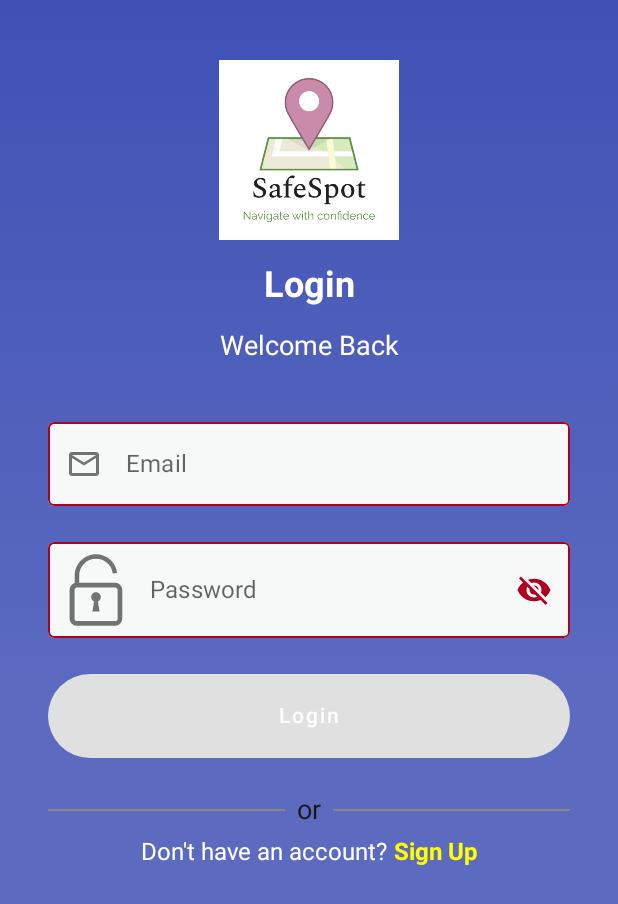
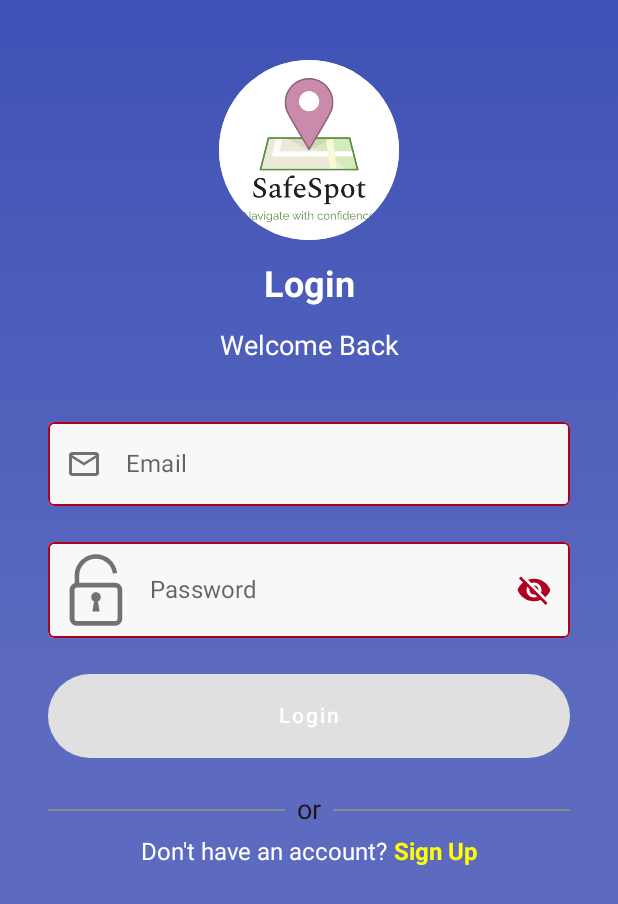
Before and after one commit to SahanaSudhakara/gdsc-frontend, an Android app built with Jetpack Compose: the screen it shows after launch (MainActivity), on a phone screen of 412 x 824 dp. Shown: the top 904 px of the screen. Run offline under Robolectric (Android 15) with nearby library versions, the phone set to English and light mode, and no system bars; our stand-ins replace Firebase (no records; nobody signed in at launch, a user with empty details on screens opened directly); 3 statements that could not run were skipped.

Commit message:
Added round logo to login and signup

```diff
--- a/app/src/main/java/com/gdsc/composesafespot/presentation/sign_in/login/LoginScreen.kt
+++ b/app/src/main/java/com/gdsc/composesafespot/presentation/sign_in/login/LoginScreen.kt
@@ -11,6 +11,7 @@ import com.gdsc.composesafespot.presentation.components.PasswordTextField
 import androidx.compose.foundation.background
 import androidx.compose.foundation.clickable
 import androidx.compose.foundation.layout.*
+import androidx.compose.foundation.shape.CircleShape
 import androidx.compose.foundation.shape.RoundedCornerShape
 import androidx.compose.material.AlertDialog
 import androidx.compose.material.Button
@@ -61,11 +62,18 @@ fun LoginScreen(navController: NavController, loginViewModel: LoginViewModel) {
             horizontalAlignment = Alignment.CenterHorizontally
         ) {
             Spacer(modifier = Modifier.height(40.dp))
-            Image(
-                painter = painterResource(id = R.drawable.safespot),
-                contentDescription = "Logo",
-                modifier = Modifier.size(120.dp)
-            )
+            Box(
+                modifier = Modifier
+                    .size(120.dp)
+                    .clip(CircleShape)
+                    .background(Color.White),
+                contentAlignment = Alignment.Center
+            ) {
+                Image(
+                    painter = painterResource(id = R.drawable.safespot),
+                    contentDescription = "Logo"
+                )
+            }
             Text(
                 text = "Login",
                 color = Color.White,
@@ -87,7 +95,7 @@ fun LoginScreen(navController: NavController, loginViewModel: LoginViewModel) {
                 },
                 errorStatus = loginViewModel.loginUIState.value.emailError
             )
-            Spacer(modifier = Modifier.height(16.dp)) // Add spacing between fields
+            Spacer(modifier = Modifier.height(16.dp))
             PasswordTextField(
                 labelValue = "Password",
                 painterResource(id = R.drawable.lock),
```
Also changed, not shown: app/src/main/java/com/gdsc/composesafespot/presentation/sign_in/register/SignInScreen.kt (+14 -5 lines).
